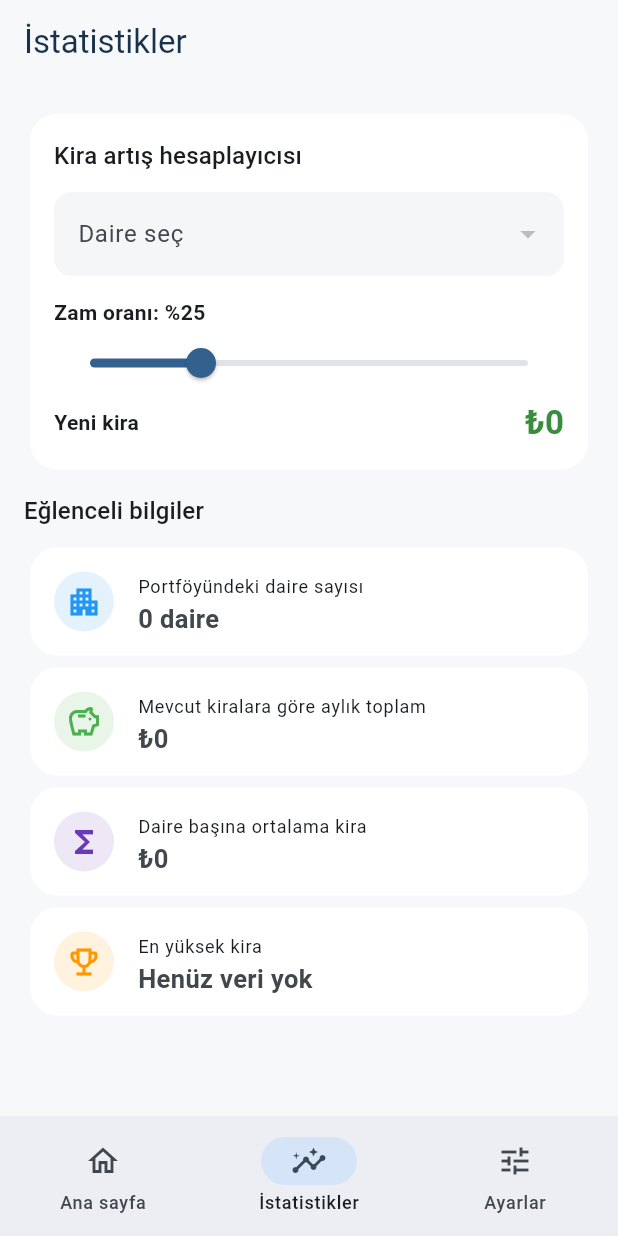
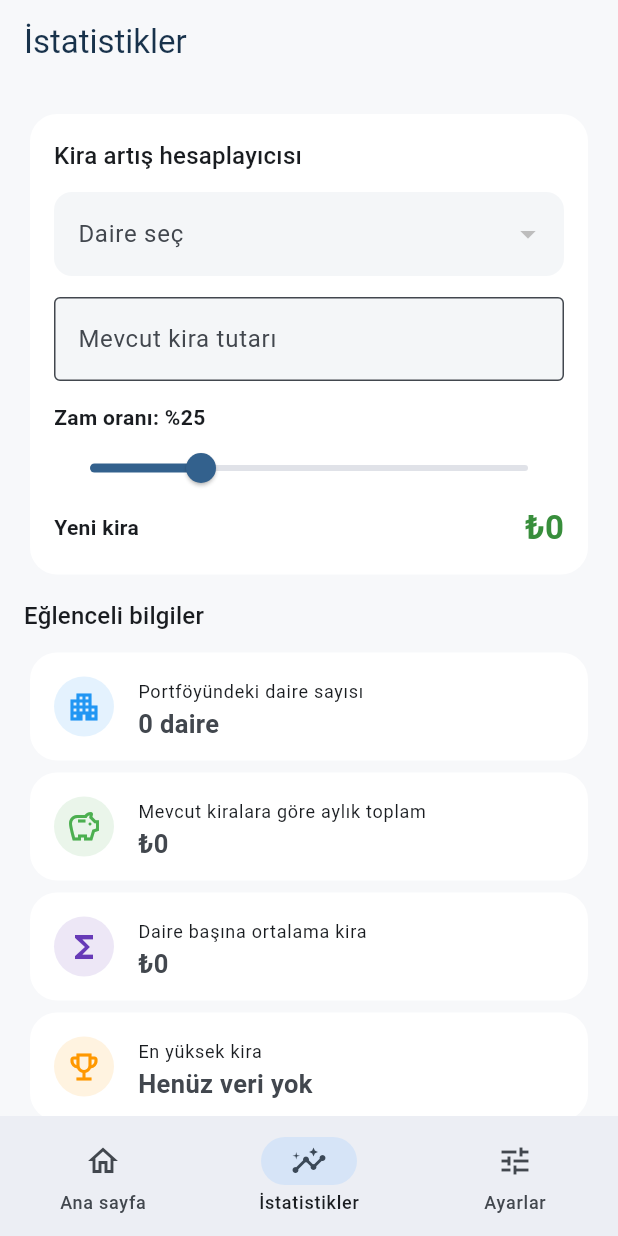
Before and after one commit to yavuznyazici/Kira-Hocet, a Flutter app: the screen it shows after launch, item 2 of the bottom bar chosen, on a phone screen of 412 x 824 dp. Run offline on Flutter 3.47's test engine with Material 3 defaults, Android fonts, the phone set to English and light mode, and no system bars; our stand-ins replace sqflite; accounts and stored records are empty.

Commit message:
Refactor StatisticsScreen for improved state management

```diff
--- a/lib/src/screens/statistics_screen.dart
+++ b/lib/src/screens/statistics_screen.dart
@@ -1,10 +1,12 @@
 import 'package:flutter/material.dart';
+import 'package:flutter/services.dart';
 import '../data/app_database.dart';
 import '../models/apartment.dart';
 import '../widgets/money.dart';
 
 class StatisticsScreen extends StatefulWidget {
   const StatisticsScreen({super.key});
+
   @override
   State<StatisticsScreen> createState() => _StatisticsScreenState();
 }
@@ -13,62 +15,219 @@ class _StatisticsScreenState extends State<StatisticsScreen> {
   List<Apartment> _apartments = [];
   int? _selectedId;
   double _percent = 25;
+
+  late final TextEditingController _rentController;
+  int _currentRent = 0;
+
   @override
-  void initState() { super.initState(); _load(); }
+  void initState() {
+    super.initState();
+    _rentController = TextEditingController();
+    _load();
+  }
+
+  @override
+  void dispose() {
+    _rentController.dispose();
+    super.dispose();
+  }
+
   Future<void> _load() async {
     final rows = await AppDatabase.instance.getApartments();
-    if (mounted) setState(() { _apartments = rows.map(Apartment.fromMap).toList(); _selectedId ??= _apartments.isEmpty ? null : _apartments.first.id; });
+    if (!mounted) return;
+
+    final apartments = rows.map(Apartment.fromMap).toList();
+    final selectedId = _selectedId ??
+        (apartments.isEmpty ? null : apartments.first.id);
+    final selected = apartments.where((a) => a.id == selectedId).firstOrNull;
+
+    setState(() {
+      _apartments = apartments;
+      _selectedId = selectedId;
+      _currentRent = selected?.rent ?? 0;
+      _rentController.text = selected == null ? '' : selected.rent.toString();
+    });
+  }
+
+  void _selectApartment(int? id) {
+    final apartment = _apartments.where((a) => a.id == id).firstOrNull;
+
+    setState(() {
+      _selectedId = id;
+      _currentRent = apartment?.rent ?? 0;
+      _rentController.text =
+          apartment == null ? '' : apartment.rent.toString();
+    });
+  }
+
+  void _updateRent(String value) {
+    final parsed = int.tryParse(value.replaceAll(RegExp(r'[^0-9]'), ''));
+    setState(() {
+      _currentRent = parsed ?? 0;
+    });
   }
 
   @override
   Widget build(BuildContext context) {
-    final selected = _apartments.where((a) => a.id == _selectedId).firstOrNull;
-    final newRent = selected == null ? 0 : (selected.rent * (1 + _percent / 100)).round();
+    final selected =
+        _apartments.where((a) => a.id == _selectedId).firstOrNull;
+    final newRent = selected == null
+        ? 0
+        : (_currentRent * (1 + _percent / 100)).round();
+
     final total = _apartments.fold<int>(0, (sum, a) => sum + a.rent);
-    final average = _apartments.isEmpty ? 0 : (total / _apartments.length).round();
-    final highest = _apartments.isEmpty ? null : _apartments.reduce((a, b) => a.rent >= b.rent ? a : b);
+    final average =
+        _apartments.isEmpty ? 0 : (total / _apartments.length).round();
+    final highest = _apartments.isEmpty
+        ? null
+        : _apartments.reduce((a, b) => a.rent >= b.rent ? a : b);
+
     return Scaffold(
       appBar: AppBar(title: const Text('İstatistikler')),
-      body: ListView(padding: const EdgeInsets.all(16), children: [
-        Card(child: Padding(padding: const EdgeInsets.all(16), child: Column(crossAxisAlignment: CrossAxisAlignment.start, children: [
-          Text('Kira artış hesaplayıcısı', style: Theme.of(context).textTheme.titleMedium),
+      body: ListView(
+        padding: const EdgeInsets.all(16),
+        children: [
+          Card(
+            child: Padding(
+              padding: const EdgeInsets.all(16),
+              child: Column(
+                crossAxisAlignment: CrossAxisAlignment.start,
+                children: [
+                  Text(
+                    'Kira artış hesaplayıcısı',
+                    style: Theme.of(context).textTheme.titleMedium,
+                  ),
                   const SizedBox(height: 12),
                   DropdownButtonFormField<int>(
                     value: _selectedId,
                     decoration: const InputDecoration(labelText: 'Daire seç'),
-            items: _apartments.map((a) => DropdownMenuItem(value: a.id, child: Text('${a.name} · ${a.tenant}'))).toList(),
-            onChanged: (v) => setState(() => _selectedId = v),
+                    items: _apartments
+                        .map(
+                          (a) => DropdownMenuItem(
+                            value: a.id,
+                            child: Text('${a.name} · ${a.tenant}'),
+                          ),
+                        )
+                        .toList(),
+                    onChanged: _selectApartment,
                   ),
                   const SizedBox(height: 14),
-          Text('Zam oranı: %${_percent.round()}', style: const TextStyle(fontWeight: FontWeight.w600)),
-          Slider(value: _percent, min: 0, max: 100, divisions: 100, label: '%${_percent.round()}', onChanged: (v) => setState(() => _percent = v)),
-          Row(mainAxisAlignment: MainAxisAlignment.spaceBetween, children: [
-            const Text('Yeni kira', style: TextStyle(fontWeight: FontWeight.bold)),
-            Text(money(newRent), style: TextStyle(fontSize: 22, fontWeight: FontWeight.bold, color: Colors.green.shade700)),
-          ]),
-          if (selected != null) Text('Mevcut kira: ${money(selected.rent)}', style: TextStyle(color: Colors.grey.shade600)),
-        ]))),
+                  TextField(
+                    controller: _rentController,
+                    keyboardType: TextInputType.number,
+                    inputFormatters: [
+                      FilteringTextInputFormatter.digitsOnly,
+                    ],
+                    decoration: const InputDecoration(
+                      labelText: 'Mevcut kira tutarı',
+                      suffixText: '₺',
+                      border: OutlineInputBorder(),
+                    ),
+                    onChanged: _updateRent,
+                  ),
+                  const SizedBox(height: 14),
+                  Text(
+                    'Zam oranı: %${_percent.round()}',
+                    style: const TextStyle(fontWeight: FontWeight.w600),
+                  ),
+                  Slider(
+                    value: _percent,
+                    min: 0,
+                    max: 100,
+                    divisions: 100,
+                    label: '%${_percent.round()}',
+                    onChanged: (v) => setState(() => _percent = v),
+                  ),
+                  Row(
+                    mainAxisAlignment: MainAxisAlignment.spaceBetween,
+                    children: [
+                      const Text(
+                        'Yeni kira',
+                        style: TextStyle(fontWeight: FontWeight.bold),
+                      ),
+                      Text(
+                        money(newRent),
+                        style: TextStyle(
+                          fontSize: 22,
+                          fontWeight: FontWeight.bold,
+                          color: Colors.green.shade700,
+                        ),
+                      ),
+                    ],
+                  ),
+                  if (selected != null)
+                    Text(
+                      'Hesaplama tutarı: ${money(_currentRent)}',
+                      style: TextStyle(color: Colors.grey.shade600),
+                    ),
+                ],
+              ),
+            ),
+          ),
           const SizedBox(height: 12),
-        Text('Eğlenceli bilgiler', style: Theme.of(context).textTheme.titleMedium),
+          Text(
+            'Eğlenceli bilgiler',
+            style: Theme.of(context).textTheme.titleMedium,
+          ),
           const SizedBox(height: 8),
-        _StatCard(icon: Icons.apartment, label: 'Portföyündeki daire sayısı', value: '${_apartments.length} daire', color: Colors.blue),
-        _StatCard(icon: Icons.savings_outlined, label: 'Mevcut kiralara göre aylık toplam', value: money(total), color: Colors.green),
-        _StatCard(icon: Icons.functions, label: 'Daire başına ortalama kira', value: money(average), color: Colors.deepPurple),
-        _StatCard(icon: Icons.emoji_events_outlined, label: 'En yüksek kira', value: highest == null ? 'Henüz veri yok' : '${highest.name} · ${money(highest.rent)}', color: Colors.orange),
-      ]),
+          _StatCard(
+            icon: Icons.apartment,
+            label: 'Portföyündeki daire sayısı',
+            value: '${_apartments.length} daire',
+            color: Colors.blue,
+          ),
+          _StatCard(
+            icon: Icons.savings_outlined,
+            label: 'Mevcut kiralara göre aylık toplam',
+            value: money(total),
+            color: Colors.green,
+          ),
+          _StatCard(
+            icon: Icons.functions,
+            label: 'Daire başına ortalama kira',
+            value: money(average),
+            color: Colors.deepPurple,
+          ),
+          _StatCard(
+            icon: Icons.emoji_events_outlined,
+            label: 'En yüksek kira',
+            value: highest == null
+                ? 'Henüz veri yok'
+                : '${highest.name} · ${money(highest.rent)}',
+            color: Colors.orange,
+          ),
+        ],
+      ),
     );
   }
 }
 
 class _StatCard extends StatelessWidget {
-  const _StatCard({required this.icon, required this.label, required this.value, required this.color});
-  final IconData icon; final String label, value; final Color color;
+  const _StatCard({
+    required this.icon,
+    required this.label,
+    required this.value,
+    required this.color,
+  });
+
+  final IconData icon;
+  final String label, value;
+  final Color color;
+
   @override
-  Widget build(BuildContext context) => Card(child: ListTile(
-    leading: CircleAvatar(backgroundColor: color.withValues(alpha: .12), child: Icon(icon, color: color)),
+  Widget build(BuildContext context) => Card(
+        child: ListTile(
+          leading: CircleAvatar(
+            backgroundColor: color.withValues(alpha: .12),
+            child: Icon(icon, color: color),
+          ),
           title: Text(label, style: const TextStyle(fontSize: 12)),
-    subtitle: Text(value, style: const TextStyle(fontSize: 17, fontWeight: FontWeight.bold)),
-  ));
+          subtitle: Text(
+            value,
+            style: const TextStyle(fontSize: 17, fontWeight: FontWeight.bold),
+          ),
+        ),
+      );
 }
 
 extension FirstOrNullExtension<E> on Iterable<E> {
```
Lines whose indentation alone changed are shown as unchanged.
